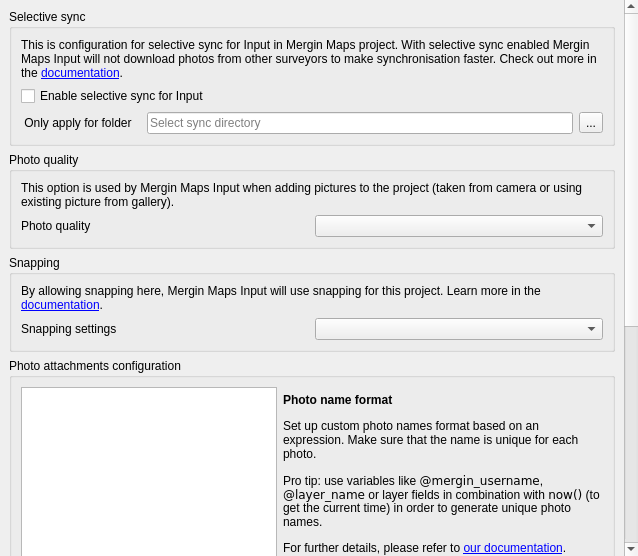
Above: Mergin/ui/ui_project_config.ui from MerginMaps/qgis-plugin before the change. Below: the same form after it.
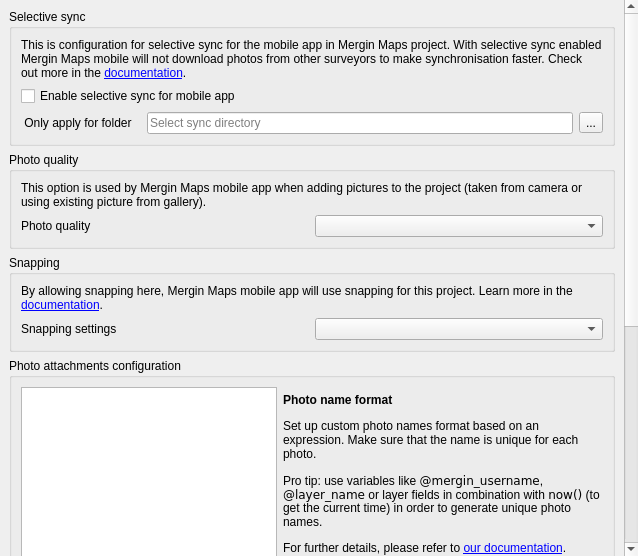
That is the form after the change. Custom widgets are drawn as their Qt base class.

Commit message: Cleanup reference to old mobile app name

The edit to the form file:
```diff
--- a/Mergin/ui/ui_project_config.ui
+++ b/Mergin/ui/ui_project_config.ui
@@ -59,7 +59,7 @@
           <item row="0" column="0" colspan="4">
            <widget class="QLabel" name="label">
             <property name="text">
-             <string>&lt;html&gt;&lt;head/&gt;&lt;body&gt;&lt;p&gt;This is configuration for selective sync for Input in Mergin Maps project. With selective sync enabled Mergin Maps Input will not download photos from other surveyors to make synchronisation faster. Check out more in the &lt;a href=&quot;https://merginmaps.com/docs/manage/selective_sync/&quot;&gt;&lt;span style=&quot; text-decoration: underline; color:#0000ff;&quot;&gt;documentation&lt;/span&gt;&lt;/a&gt;.&lt;/p&gt;&lt;/body&gt;&lt;/html&gt;</string>
+             <string>&lt;html&gt;&lt;head/&gt;&lt;body&gt;&lt;p&gt;This is configuration for selective sync for the mobile app in Mergin Maps project. With selective sync enabled Mergin Maps mobile will not download photos from other surveyors to make synchronisation faster. Check out more in the &lt;a href=&quot;https://merginmaps.com/docs/manage/selective_sync/&quot;&gt;&lt;span style=&quot; text-decoration: underline; color:#0000ff;&quot;&gt;documentation&lt;/span&gt;&lt;/a&gt;.&lt;/p&gt;&lt;/body&gt;&lt;/html&gt;</string>
             </property>
             <property name="wordWrap">
              <bool>true</bool>
@@ -108,7 +108,7 @@
              <bool>true</bool>
             </property>
             <property name="text">
-             <string>Enable selective sync for Input</string>
+             <string>Enable selective sync for mobile app</string>
             </property>
            </widget>
           </item>
@@ -134,7 +134,7 @@
           <item row="0" column="0" colspan="2">
            <widget class="QLabel" name="label_3">
             <property name="text">
-             <string>&lt;html&gt;&lt;head/&gt;&lt;body&gt;&lt;p&gt;This option is used by Mergin Maps Input when adding pictures to the project (taken from camera or using existing picture from gallery).&lt;/p&gt;&lt;/body&gt;&lt;/html&gt;</string>
+             <string>&lt;html&gt;&lt;head/&gt;&lt;body&gt;&lt;p&gt;This option is used by Mergin Maps mobile app when adding pictures to the project (taken from camera or using existing picture from gallery).&lt;/p&gt;&lt;/body&gt;&lt;/html&gt;</string>
             </property>
             <property name="wordWrap">
              <bool>true</bool>
@@ -166,7 +166,7 @@
           <item row="0" column="0" colspan="2">
            <widget class="QLabel" name="label_4">
             <property name="text">
-             <string>&lt;html&gt;&lt;head/&gt;&lt;body&gt;&lt;p&gt;By allowing snapping here, Mergin Maps Input will use snapping for this project. Learn more in the &lt;a href=&quot;https://merginmaps.com/docs/gis/snapping/&quot;&gt;&lt;span style=&quot; text-decoration: underline; color:#0000ff;&quot;&gt;documentation&lt;/span&gt;&lt;/a&gt;.&lt;/p&gt;&lt;/body&gt;&lt;/html&gt;</string>
+             <string>&lt;html&gt;&lt;head/&gt;&lt;body&gt;&lt;p&gt;By allowing snapping here, Mergin Maps mobile app will use snapping for this project. Learn more in the &lt;a href=&quot;https://merginmaps.com/docs/gis/snapping/&quot;&gt;&lt;span style=&quot; text-decoration: underline; color:#0000ff;&quot;&gt;documentation&lt;/span&gt;&lt;/a&gt;.&lt;/p&gt;&lt;/body&gt;&lt;/html&gt;</string>
             </property>
             <property name="wordWrap">
              <bool>true</bool>
```
The commit also changes 3 other files.
